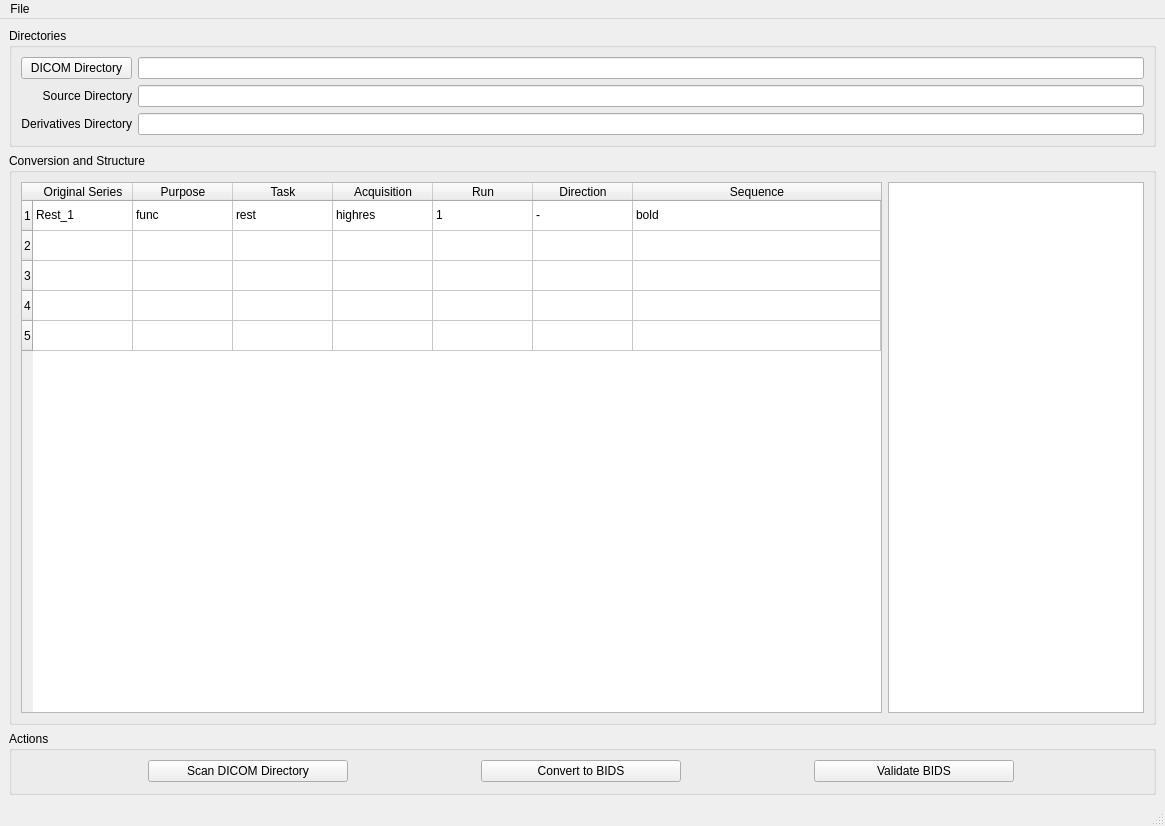
jmtyszka/bidskit, file bidskit/bidskit.ui: the form before one commit.
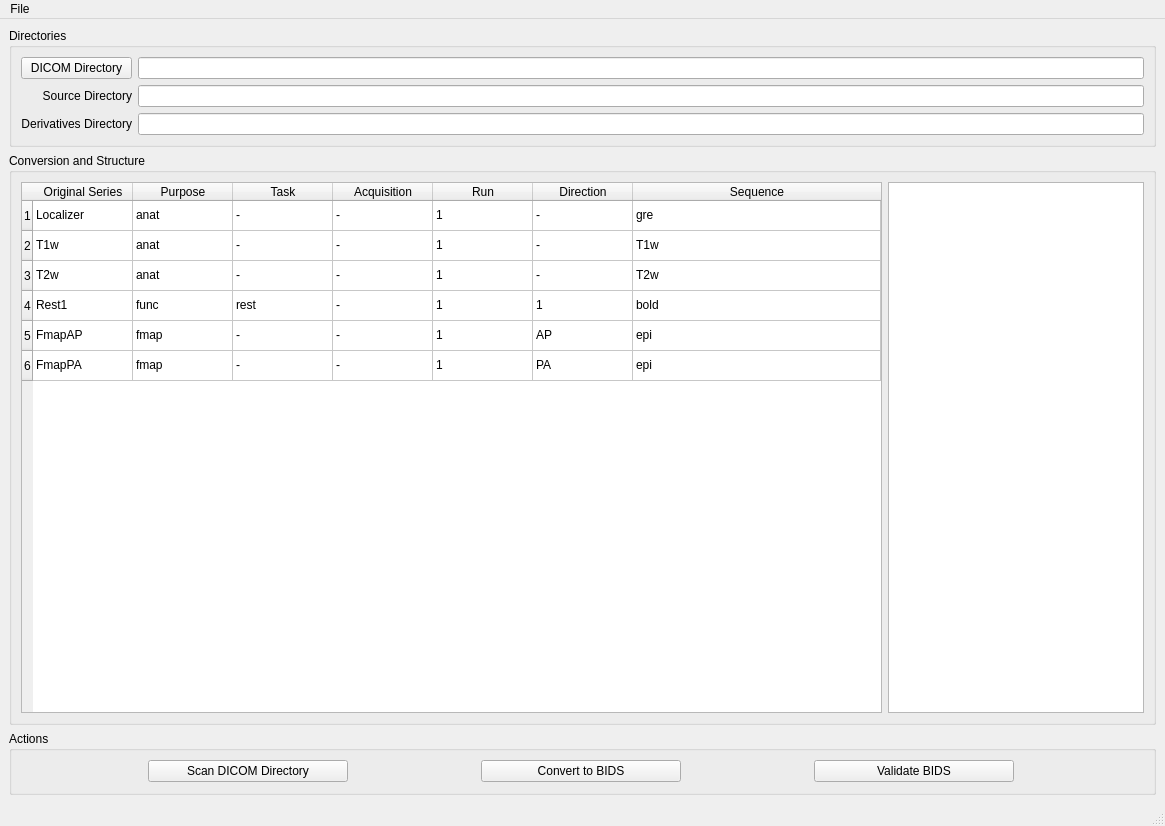
The form after the commit.

```diff
--- a/bidskit/bidskit.ui
+++ b/bidskit/bidskit.ui
@@ -81,7 +81,7 @@
        <item>
         <widget class="QTableWidget" name="tableWidget">
          <property name="rowCount">
-          <number>5</number>
+          <number>6</number>
          </property>
          <property name="columnCount">
           <number>7</number>
@@ -112,6 +112,7 @@
          <row/>
          <row/>
          <row/>
+         <row/>
          <column>
           <property name="text">
            <string>Original Series</string>
@@ -149,22 +150,22 @@
          </column>
          <item row="0" column="0">
           <property name="text">
-           <string>Rest_1</string>
+           <string>Localizer</string>
           </property>
          </item>
          <item row="0" column="1">
           <property name="text">
-           <string>func</string>
+           <string>anat</string>
           </property>
          </item>
          <item row="0" column="2">
           <property name="text">
-           <string>rest</string>
+           <string>-</string>
           </property>
          </item>
          <item row="0" column="3">
           <property name="text">
-           <string>highres</string>
+           <string>-</string>
           </property>
          </item>
          <item row="0" column="4">
@@ -179,9 +180,184 @@
          </item>
          <item row="0" column="6">
           <property name="text">
+           <string>gre</string>
+          </property>
+         </item>
+         <item row="1" column="0">
+          <property name="text">
+           <string>T1w</string>
+          </property>
+         </item>
+         <item row="1" column="1">
+          <property name="text">
+           <string>anat</string>
+          </property>
+         </item>
+         <item row="1" column="2">
+          <property name="text">
+           <string>-</string>
+          </property>
+         </item>
+         <item row="1" column="3">
+          <property name="text">
+           <string>-</string>
+          </property>
+         </item>
+         <item row="1" column="4">
+          <property name="text">
+           <string>1</string>
+          </property>
+         </item>
+         <item row="1" column="5">
+          <property name="text">
+           <string>-</string>
+          </property>
+         </item>
+         <item row="1" column="6">
+          <property name="text">
+           <string>T1w</string>
+          </property>
+         </item>
+         <item row="2" column="0">
+          <property name="text">
+           <string>T2w</string>
+          </property>
+         </item>
+         <item row="2" column="1">
+          <property name="text">
+           <string>anat</string>
+          </property>
+         </item>
+         <item row="2" column="2">
+          <property name="text">
+           <string>-</string>
+          </property>
+         </item>
+         <item row="2" column="3">
+          <property name="text">
+           <string>-</string>
+          </property>
+         </item>
+         <item row="2" column="4">
+          <property name="text">
+           <string>1</string>
+          </property>
+         </item>
+         <item row="2" column="5">
+          <property name="text">
+           <string>-</string>
+          </property>
+         </item>
+         <item row="2" column="6">
+          <property name="text">
+           <string>T2w</string>
+          </property>
+         </item>
+         <item row="3" column="0">
+          <property name="text">
+           <string>Rest1</string>
+          </property>
+         </item>
+         <item row="3" column="1">
+          <property name="text">
+           <string>func</string>
+          </property>
+         </item>
+         <item row="3" column="2">
+          <property name="text">
+           <string>rest</string>
+          </property>
+         </item>
+         <item row="3" column="3">
+          <property name="text">
+           <string>-</string>
+          </property>
+         </item>
+         <item row="3" column="4">
+          <property name="text">
+           <string>1</string>
+          </property>
+         </item>
+         <item row="3" column="5">
+          <property name="text">
+           <string>1</string>
+          </property>
+         </item>
+         <item row="3" column="6">
+          <property name="text">
            <string>bold</string>
           </property>
          </item>
+         <item row="4" column="0">
+          <property name="text">
+           <string>FmapAP</string>
+          </property>
+         </item>
+         <item row="4" column="1">
+          <property name="text">
+           <string>fmap</string>
+          </property>
+         </item>
+         <item row="4" column="2">
+          <property name="text">
+           <string>-</string>
+          </property>
+         </item>
+         <item row="4" column="3">
+          <property name="text">
+           <string>-</string>
+          </property>
+         </item>
+         <item row="4" column="4">
+          <property name="text">
+           <string>1</string>
+          </property>
+         </item>
+         <item row="4" column="5">
+          <property name="text">
+           <string>AP</string>
+          </property>
+         </item>
+         <item row="4" column="6">
+          <property name="text">
+           <string>epi</string>
+          </property>
+         </item>
+         <item row="5" column="0">
+          <property name="text">
+           <string>FmapPA</string>
+          </property>
+         </item>
+         <item row="5" column="1">
+          <property name="text">
+           <string>fmap</string>
+          </property>
+         </item>
+         <item row="5" column="2">
+          <property name="text">
+           <string>-</string>
+          </property>
+         </item>
+         <item row="5" column="3">
+          <property name="text">
+           <string>-</string>
+          </property>
+         </item>
+         <item row="5" column="4">
+          <property name="text">
+           <string>1</string>
+          </property>
+         </item>
+         <item row="5" column="5">
+          <property name="text">
+           <string>PA</string>
+          </property>
+         </item>
+         <item row="5" column="6">
+          <property name="text">
+           <string>epi</string>
+          </property>
+         </item>
         </widget>
        </item>
        <item>
```
Left out of the diff: 7 changed lines with no effect on the pictures.
